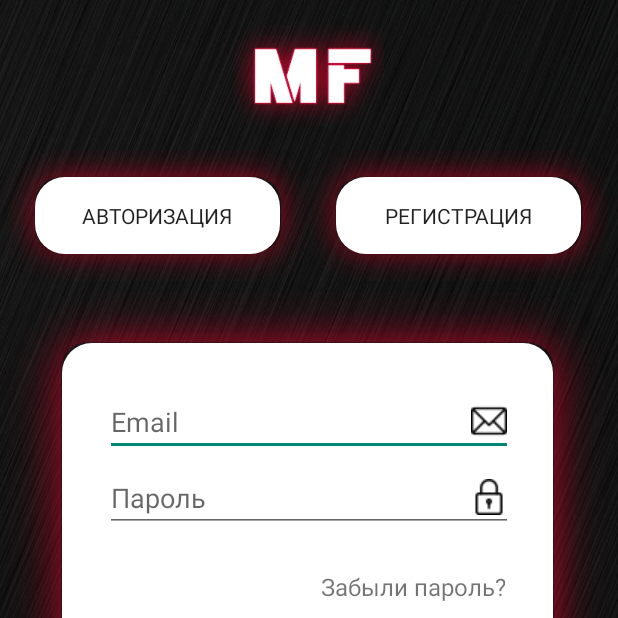
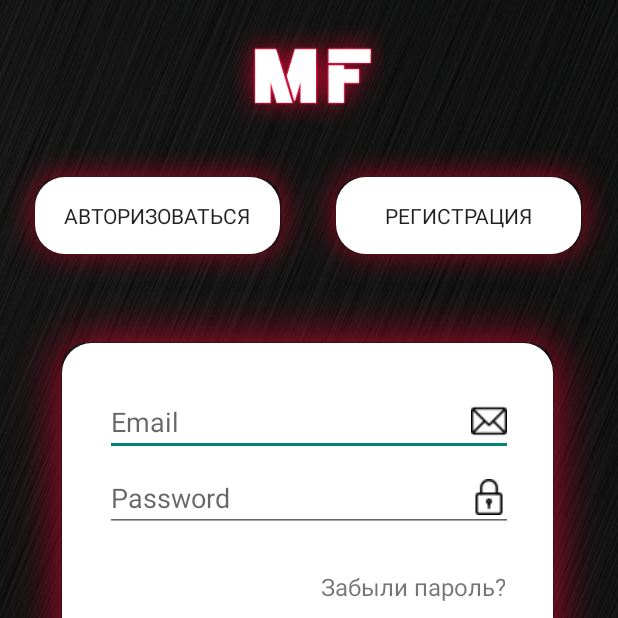
Before and after one commit to Mioler1/My-Future, an Android app: the screen it shows after launch (AuthorizationActivity), on a phone screen of 412 x 824 dp, the top half of it. Run offline under Robolectric (Android 15) with nearby library versions, the phone set to English and light mode, and no system bars; our stand-ins replace Firebase (no records; nobody signed in at launch, a user with empty details on screens opened directly); Roboto replaces fonts that are not available here.

Commit message:
ver 1.0.0

```diff
--- a/app/src/main/res/layout/activity_authorization.xml
+++ b/app/src/main/res/layout/activity_authorization.xml
@@ -11,19 +11,17 @@
         android:id="@+id/logo"
         android:layout_width="100dp"
         android:layout_height="100dp"
-        android:src="@drawable/logog"
         android:layout_centerHorizontal="true"
-        />
+        android:src="@drawable/logog" />
 
     <LinearLayout
         android:id="@+id/autoButton"
         android:layout_width="match_parent"
         android:layout_height="wrap_content"
+        android:layout_below="@+id/logo"
         android:layout_alignParentTop="true"
         android:layout_marginTop="100dp"
-        android:orientation="horizontal"
-        android:layout_below="@+id/logo"
-        >
+        android:orientation="horizontal">
 
 
         <Button
@@ -34,7 +32,7 @@
             android:background="@drawable/shape_button"
             android:fontFamily="@font/roboto"
             android:onClick="onClickAuthorization"
-            android:text="Авторизация" />
+            android:text="@string/Auto" />
 
         <Button
             android:layout_width="0dp"
@@ -44,7 +42,7 @@
             android:background="@drawable/shape_button"
             android:fontFamily="@font/roboto"
             android:onClick="onClickRegistration"
-            android:text="Регистрация" />
+            android:text="@string/Reg" />
 
     </LinearLayout>
 
@@ -70,7 +68,7 @@
             android:layout_marginEnd="20dp"
             android:drawableRight="@drawable/email"
             android:fontFamily="@font/roboto"
-            android:hint="Email"
+            android:hint="@string/Email"
             android:inputType="textEmailAddress"
             android:visibility="visible" />
 
@@ -84,7 +82,7 @@
             android:layout_marginEnd="20dp"
             android:drawableRight="@drawable/padlock"
             android:fontFamily="@font/roboto"
-            android:hint="Пароль"
+            android:hint="@string/Password"
             android:inputType="textPassword" />
 
         <TextView
@@ -96,7 +94,7 @@
             android:paddingLeft="50dp"
             android:paddingTop="20dp"
             android:paddingRight="25dp"
-            android:text="Забыли пароль?"
+            android:text="@string/changePassword"
             android:textSize="16sp" />
 
     </LinearLayout>
@@ -110,7 +108,7 @@
         android:layout_gravity="center_horizontal"
         android:background="@drawable/shape_button"
         android:fontFamily="@font/roboto"
-        android:text="Войти" />
+        android:text="@string/Add" />
 
     <LinearLayout
         android:id="@+id/RegLayout"
@@ -134,7 +132,7 @@
             android:layout_marginTop="30dp"
             android:layout_marginEnd="20dp"
             android:fontFamily="@font/roboto"
-            android:hint="Email"
+            android:hint="@string/Email"
             android:inputType="textEmailAddress" />
 
         <EditText
@@ -146,7 +144,7 @@
             android:layout_marginTop="5dp"
             android:layout_marginEnd="20dp"
             android:fontFamily="@font/roboto"
-            android:hint="Пароль"
+            android:hint="@string/Password"
             android:inputType="textPassword" />
 
         <EditText
@@ -158,7 +156,7 @@
             android:layout_marginTop="5dp"
             android:layout_marginEnd="20dp"
             android:fontFamily="@font/roboto"
-            android:hint="Повторить пароль"
+            android:hint="@string/RepeatPassword"
             android:inputType="textPassword" />
 
     </LinearLayout>
@@ -172,7 +170,7 @@
         android:layout_gravity="center_horizontal"
         android:background="@drawable/shape_button"
         android:fontFamily="@font/roboto"
-        android:text="Зарегистрироваться"
+        android:text="@string/Registration"
         android:visibility="gone" />
 
 </RelativeLayout>
--- a/app/src/main/res/values/strings.xml
+++ b/app/src/main/res/values/strings.xml
@@ -1,3 +1,11 @@
 <resources>
     <string name="app_name">My_Future</string>
+    <string name="changePassword">Забыли пароль?</string>
+    <string name="Email">Email</string>
+    <string name="Password">Password</string>
+    <string name="Auto">Авторизоваться</string>
+    <string name="Reg">Регистрация</string>
+    <string name="Add">Войти</string>
+    <string name="Registration">Зарегистрироваться</string>
+    <string name="RepeatPassword">Повторите пароль</string>
 </resources>
```
